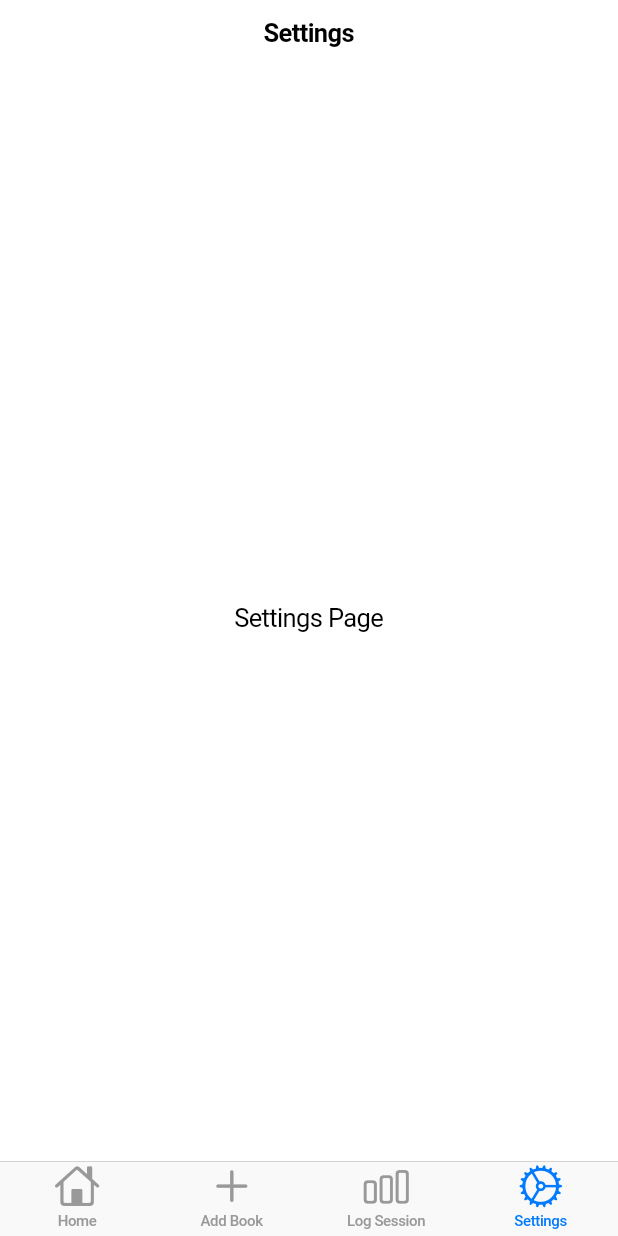
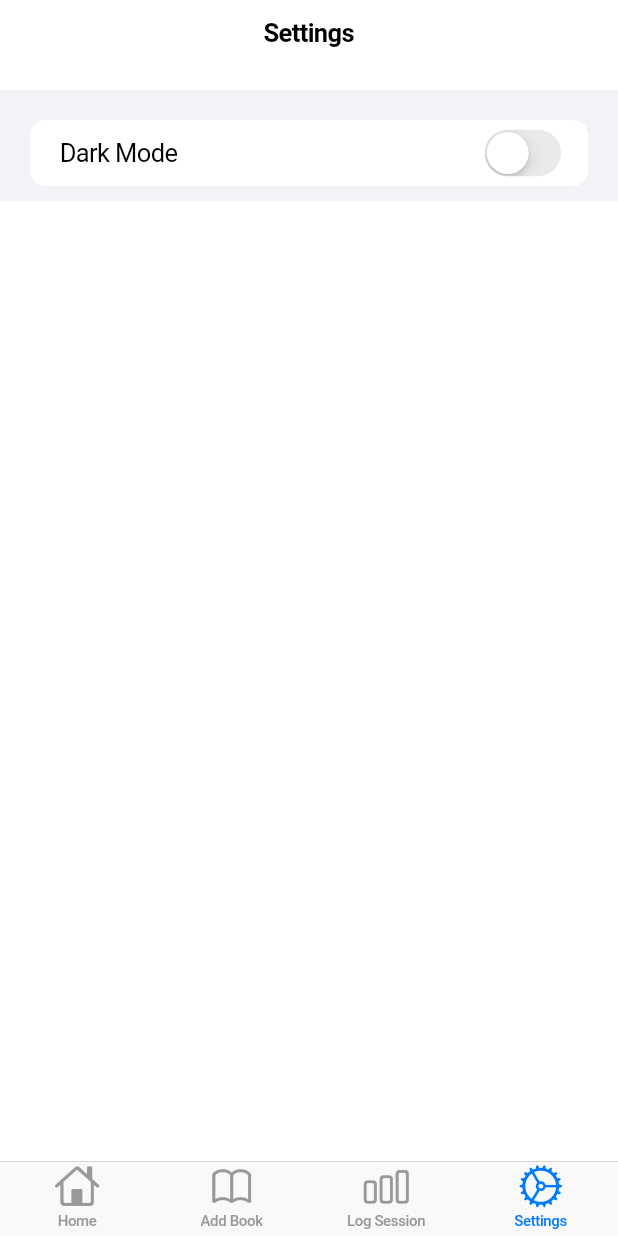
Before and after one commit to tyshoe/ReadStats, a Flutter app: the screen it shows after launch, item 4 of the bottom bar chosen, on a phone screen of 412 x 824 dp. Run offline on Flutter 3.47's test engine with Material 3 defaults, Android fonts, the phone set to English and light mode, and no system bars.

Commit message:
add dark mode toggle

```diff
--- a/lib/main.dart
+++ b/lib/main.dart
@@ -1,58 +1,117 @@
 import 'package:flutter/cupertino.dart';
 
-void main() => runApp(const FormSectionApp());
+void main() => runApp(const MyApp());
 
-class FormSectionApp extends StatelessWidget {
-  const FormSectionApp({super.key});
+class MyApp extends StatefulWidget {
+  const MyApp({super.key});
+
+  @override
+  State<MyApp> createState() => _MyAppState();
+}
+
+class _MyAppState extends State<MyApp> {
+  bool _isDarkMode = false;
+
+  void _toggleTheme(bool value) {
+    setState(() {
+      _isDarkMode = value;
+    });
+  }
 
   @override
   Widget build(BuildContext context) {
-    return const CupertinoApp(
-      theme: CupertinoThemeData(brightness: Brightness.light),
-      home: NavigationMenu(),
+    return CupertinoApp(
+      theme: CupertinoThemeData(
+        brightness: _isDarkMode ? Brightness.dark : Brightness.light,
+      ),
+      home: NavigationMenu(toggleTheme: _toggleTheme, isDarkMode: _isDarkMode),
     );
   }
 }
 
 class NavigationMenu extends StatelessWidget {
-  const NavigationMenu({super.key});
+  final Function(bool) toggleTheme;
+  final bool isDarkMode;
+
+  const NavigationMenu(
+      {super.key, required this.toggleTheme, required this.isDarkMode});
 
   @override
   Widget build(BuildContext context) {
     return CupertinoTabScaffold(
       tabBar: CupertinoTabBar(
         items: const [
-          BottomNavigationBarItem(icon: Icon(CupertinoIcons.home), label: 'Home'),
-          BottomNavigationBarItem(icon: Icon(CupertinoIcons.add), label: 'Add Book'),
-          BottomNavigationBarItem(icon: Icon(CupertinoIcons.chart_bar), label: 'Log Session'),
-          BottomNavigationBarItem(icon: Icon(CupertinoIcons.settings), label: 'Settings'),
+          BottomNavigationBarItem(
+              icon: Icon(CupertinoIcons.home), label: 'Home'),
+          BottomNavigationBarItem(
+              icon: Icon(CupertinoIcons.book), label: 'Add Book'),
+          BottomNavigationBarItem(
+              icon: Icon(CupertinoIcons.chart_bar), label: 'Log Session'),
+          BottomNavigationBarItem(
+              icon: Icon(CupertinoIcons.settings), label: 'Settings'),
         ],
       ),
       tabBuilder: (context, index) {
-        switch (index) {
-          case 0:
-            return const CupertinoPageScaffold(
-              navigationBar: CupertinoNavigationBar(middle: Text('Home')),
-              child: Center(child: Text('Home Page')),
-            );
-          case 1:
-            return const CupertinoPageScaffold(
-              navigationBar: CupertinoNavigationBar(middle: Text('Add Book')),
-              child: Center(child: Text('Add Book Page')),
-            );
-          case 2:
-            return const CupertinoPageScaffold(
-              navigationBar: CupertinoNavigationBar(middle: Text('Log Session')),
-              child: Center(child: Text('Log Session Page')),
-            );
-          case 3:
-          default:
-            return const CupertinoPageScaffold(
-              navigationBar: CupertinoNavigationBar(middle: Text('Settings')),
-              child: Center(child: Text('Settings Page')),
-            );
+        if (index == 3) {
+          return SettingsPage(toggleTheme: toggleTheme, isDarkMode: isDarkMode);
+        } else {
+          return CupertinoPageScaffold(
+            navigationBar: CupertinoNavigationBar(
+              middle: Text(_getTitle(index)),
+            ),
+            child: Center(child: Text('Page: ${_getTitle(index)}')),
+          );
         }
       },
     );
   }
+
+  String _getTitle(int index) {
+    switch (index) {
+      case 0:
+        return 'Home';
+      case 1:
+        return 'Add Book';
+      case 2:
+        return 'Log Session';
+      case 3:
+        return 'Settings';
+      default:
+        return '';
+    }
+  }
 }
+
+class SettingsPage extends StatelessWidget {
+  final Function(bool) toggleTheme;
+  final bool isDarkMode;
+
+  const SettingsPage(
+      {super.key, required this.toggleTheme, required this.isDarkMode});
+
+  @override
+  Widget build(BuildContext context) {
+    return CupertinoPageScaffold(
+      navigationBar: const CupertinoNavigationBar(middle: Text('Settings')),
+      child: SafeArea(
+        // Prevent content from overlapping navigation bar
+        child: Column(
+          children: [
+            const SizedBox(height: 16), // Add spacing
+            CupertinoListSection.insetGrouped(
+              children: [
+                CupertinoListTile(
+                  title: const Text('Dark Mode'),
+                  trailing: CupertinoSwitch(
+                    value: isDarkMode,
+                    onChanged: toggleTheme,
+                  ),
+                ),
+              ],
+            ),
+          ],
+        ),
+      ),
+    );
+  }
+}
```
